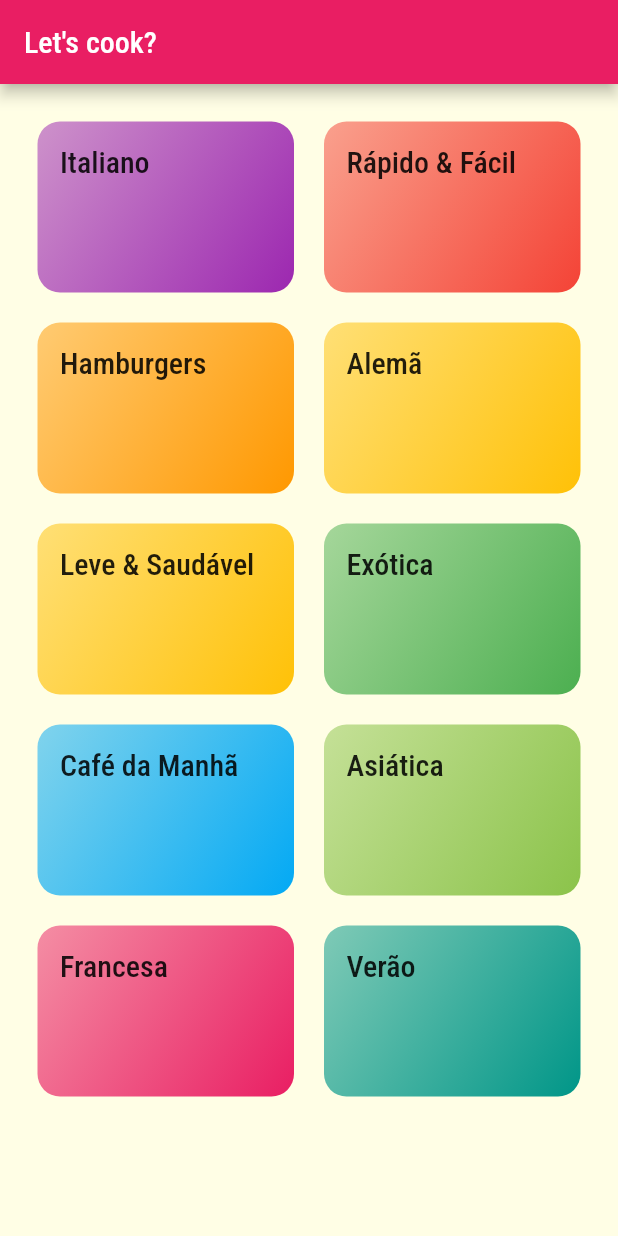
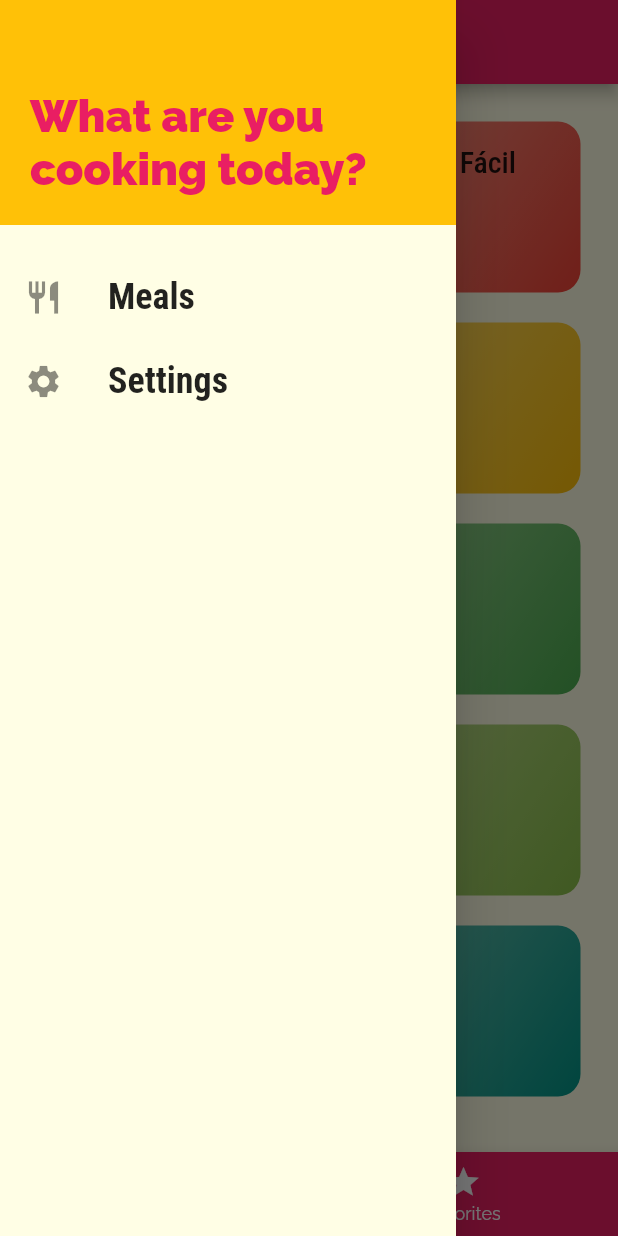
Before and after one commit to EduardoVinicius/meals-app, a Flutter app: the screen it shows after launch, with the side drawer open (before the commit the screen has no drawer), on a phone screen of 412 x 824 dp. Run offline on Flutter 3.47's test engine with Material 2 defaults, Android fonts, the phone set to English and light mode, and no system bars.

Commit message:
Third commit

```diff
--- /dev/null
+++ b/lib/components/main_drawer.dart
@@ -0,0 +1,60 @@
+import 'package:flutter/material.dart';
+import 'package:meals/utils/app_routes.dart';
+
+class MainDrawer extends StatelessWidget {
+  const MainDrawer({super.key});
+
+  Widget _createItem(IconData icon, String label, void Function() onTap) {
+    return ListTile(
+      leading: Icon(
+        icon,
+        size: 26,
+      ),
+      title: Text(
+        label,
+        style: const TextStyle(
+          fontFamily: 'RobotoCondensed',
+          fontSize: 24,
+          fontWeight: FontWeight.bold
+        ),
+      ),
+      onTap: onTap,
+    );
+  }
+
+  @override
+  Widget build(BuildContext context) {
+    return Drawer(
+      child: Column(
+        children: [
+          Container(
+            height: 150,
+            width: double.infinity,
+            padding: const EdgeInsets.all(20),
+            color: Theme.of(context).colorScheme.secondary,
+            alignment: Alignment.bottomRight,
+            child: Text(
+              'What are you cooking today?',
+              style: TextStyle(
+                fontWeight: FontWeight.w900,
+                fontSize: 30,
+                color: Theme.of(context).colorScheme.primary
+              ),
+            ),
+          ),
+          const SizedBox(height: 20),
+          _createItem(
+            Icons.restaurant,
+           'Meals',
+           () => Navigator.of(context).pushReplacementNamed(AppRoutes.home)
+          ),
+          _createItem(
+            Icons.settings,
+           'Settings',
+           () => Navigator.of(context).pushReplacementNamed(AppRoutes.settings)
+          ),
+        ],
+      ),
+    );
+  }
+}
--- a/lib/main.dart
+++ b/lib/main.dart
@@ -1,12 +1,54 @@
 import 'package:flutter/material.dart';
+import 'package:meals/data/dummy_data.dart';
+import 'package:meals/models/settings.dart';
 import 'package:meals/screens/categories_meals_screen.dart';
 import 'package:meals/screens/categories_screen.dart';
+import 'package:meals/screens/meal_details_screen.dart';
+import 'package:meals/screens/settings_screen.dart';
+import 'package:meals/screens/tabs_screen.dart';
 import 'package:meals/utils/app_routes.dart';
+
+import 'models/meal.dart';
 
 void main() => runApp(const MyApp());
 
-class MyApp extends StatelessWidget {
+class MyApp extends StatefulWidget {
   const MyApp({super.key});
+
+  @override
+  State<MyApp> createState() => _MyAppState();
+}
+
+class _MyAppState extends State<MyApp> {
+
+  Settings settings = Settings();
+  List<Meal> _availableMeals = dummyMeals;
+  List<Meal> _favoriteMeals = [];
+
+  void _filterMeals(Settings settings) {
+    setState(() {
+      this.settings = settings;
+      _availableMeals = dummyMeals.where((meal) {
+        final filterGluten = settings.isGlutenFree && !meal.isGlutenFree;
+        final filterLactose = settings.isLactoseFree && !meal.isLactoseFree;
+        final filterVegan = settings.isVegan && !meal.isVegan;
+        final filterVegetarian = settings.isVegetarian && !meal.isVegetarian;
+        return !filterGluten && !filterLactose && !filterVegan && !filterVegetarian;
+      }).toList();
+    });
+  }
+
+  void _toggleFavorite(Meal meal) {
+    setState(() {
+      _favoriteMeals.contains(meal)
+        ? _favoriteMeals.remove(meal)
+        : _favoriteMeals.add(meal);
+    });
+  }
+
+  bool _isFavorite(Meal meal) {
+    return _favoriteMeals.contains(meal);
+  }
 
   @override
   Widget build(BuildContext context) {
@@ -21,8 +63,28 @@ class MyApp extends StatelessWidget {
               titleLarge:
                   TextStyle(fontSize: 20, fontFamily: 'RobotoCondensed'))),
       routes: {
-        AppRoutes.home: (ctx) => const CategoriesScreen(),
-        AppRoutes.categoriesMeals: (ctx) => const CategoriesMealsScreen(),
+        AppRoutes.home: (ctx) => TabsScreen(_favoriteMeals),
+        AppRoutes.categoriesMeals: (ctx) => CategoriesMealsScreen(_availableMeals),
+        AppRoutes.mealDetails: (ctx) => MealDetailsScreen(_toggleFavorite, _isFavorite),
+        AppRoutes.settings: (ctx) => SettingsScreen(settings, _filterMeals),
+      },
+      // onGenerateRoute: (settings) {
+      //   if (settings.name == '/something') {
+      //     return null;
+      //   } else {
+      //     return MaterialPageRoute(
+      //       builder: (_) {
+      //         return const CategoriesScreen();
+      //       }
+      //     );
+      //   }
+      // },
+      onUnknownRoute: (settings) {
+        return MaterialPageRoute(
+          builder: (_) {
+            return const CategoriesScreen();
+          },
+        );
       },
     );
   }
--- /dev/null
+++ b/lib/models/settings.dart
@@ -0,0 +1,13 @@
+class Settings {
+  bool isGlutenFree;
+  bool isLactoseFree;
+  bool isVegan;
+  bool isVegetarian;
+
+  Settings({
+    this.isGlutenFree = false,
+    this.isLactoseFree = false,
+    this.isVegan = false,
+    this.isVegetarian = false
+  });
+}
--- a/lib/screens/categories_meals_screen.dart
+++ b/lib/screens/categories_meals_screen.dart
@@ -1,20 +1,29 @@
 import 'package:flutter/material.dart';
+import 'package:meals/components/meal_item.dart';
 
 import '../models/category.dart';
+import '../models/meal.dart';
 
 class CategoriesMealsScreen extends StatelessWidget {
-  const CategoriesMealsScreen({super.key});
+  final List<Meal> meals;
+
+  const CategoriesMealsScreen(this.meals, {super.key});
 
   @override
   Widget build(BuildContext context) {
     final category = ModalRoute.of(context)!.settings.arguments as Category;
 
+    final categoryMeals = meals.where((meal) => meal.categories.contains(category.id)).toList();
+
     return Scaffold(
       appBar: AppBar(
         title: Text(category.title),
       ),
-      body: const Center(
-        child: Text('Recipes per Category'),
+      body: ListView.builder(
+        itemCount: categoryMeals.length,
+        itemBuilder: (ctx, index) {
+          return MealItem(categoryMeals[index]);
+        },
       ),
     );
   }
--- a/lib/screens/categories_screen.dart
+++ b/lib/screens/categories_screen.dart
@@ -7,9 +7,7 @@ class CategoriesScreen extends StatelessWidget {
 
   @override
   Widget build(BuildContext context) {
-    return Scaffold(
-      appBar: AppBar(title: const Text("Let's cook?")),
-      body: GridView(
+    return GridView(
       padding: const EdgeInsets.all(25),
       gridDelegate: const SliverGridDelegateWithMaxCrossAxisExtent(
           maxCrossAxisExtent: 200,
@@ -19,7 +17,6 @@ class CategoriesScreen extends StatelessWidget {
       children: dummyCategories.map((category) {
         return CategoryItem(category);
       }).toList(),
-      ),
     );
   }
 }
--- /dev/null
+++ b/lib/screens/settings_screen.dart
@@ -0,0 +1,87 @@
+import 'package:flutter/material.dart';
+import 'package:meals/components/main_drawer.dart';
+import 'package:meals/models/settings.dart';
+
+class SettingsScreen extends StatefulWidget {
+
+  final Settings settings;
+  final Function(Settings) onSettingsChange;
+
+  const SettingsScreen(this.settings, this.onSettingsChange, {super.key});
+
+  @override
+  State<SettingsScreen> createState() => _SettingsScreenState();
+}
+
+class _SettingsScreenState extends State<SettingsScreen> {
+  late Settings settings;
+
+  @override
+  void initState() {
+    super.initState();
+    settings = widget.settings;
+  }
+
+  Widget _createSwitch(String title, String subtitle, bool value, void Function(bool) onChanged) {
+    return SwitchListTile.adaptive(
+      title: Text(title),
+      subtitle: Text(subtitle),
+      value: value,
+      onChanged: (value) {
+        onChanged(value);
+        widget.onSettingsChange(settings);
+      },
+    );
+  }
+
+  @override
+  Widget build(BuildContext context) {
+    return Scaffold(
+      appBar: AppBar(
+        title: const Text('Settings'),
+      ),
+      drawer: const MainDrawer(),
+      body: Column(
+        children: [
+          Container(
+            padding: const EdgeInsets.all(20),
+            child: Text(
+              'Settings',
+              style: Theme.of(context).textTheme.titleLarge,
+            ),
+          ),
+          Expanded(
+            child: ListView(
+              children: [
+                _createSwitch(
+                  'Gluten Free',
+                  'Shows only gluten free meals',
+                  settings.isGlutenFree,
+                  (value) => setState(() => settings.isGlutenFree = value)
+                ),
+                _createSwitch(
+                  'Lactose Free',
+                  'Shows only lactose free meals',
+                  settings.isLactoseFree,
+                  (value) => setState(() => settings.isLactoseFree = value)
+                ),
+                _createSwitch(
+                  'Vegan',
+                  'Shows only vegan meals',
+                  settings.isVegan,
+                  (value) => setState(() => settings.isVegan = value)
+                ),
+                _createSwitch(
+                  'Vegetarian',
+                  'Shows only vegetarian meals',
+                  settings.isVegetarian,
+                  (value) => setState(() => settings.isVegetarian = value)
+                ),
+              ],
+            ),
+          ),
+        ]
+      ),
+    );
+  }
+}
--- /dev/null
+++ b/lib/screens/tabs_screen.dart
@@ -0,0 +1,65 @@
+import 'package:flutter/material.dart';
+import 'package:meals/components/main_drawer.dart';
+import 'package:meals/screens/categories_screen.dart';
+import 'package:meals/screens/favorites_screen.dart';
+
+import '../models/meal.dart';
+
+class TabsScreen extends StatefulWidget {
+  final List<Meal> favoriteMeals;
+
+  const TabsScreen(this.favoriteMeals, {super.key});
+
+  @override
+  State<TabsScreen> createState() => _TabsScreenState();
+}
+
+class _TabsScreenState extends State<TabsScreen> {
+  int _selectedScreenIndex = 0;
+  late List<Map<String, Object>> _screens;
+
+  @override
+  void initState() {
+    super.initState();
+    _screens =  [
+      {'title': 'All categories', 'screen': const CategoriesScreen()},
+      {'title': 'Favorite meals', 'screen': FavoritesScreen(widget.favoriteMeals)},
+    ];
+  }
+
+  _selectScreen(int index) {
+    setState(() {
+      _selectedScreenIndex = index;
+    });
+  }
+
+  @override
+  Widget build(BuildContext context) {
+    return Scaffold(
+      appBar: AppBar(
+        title: Text(
+          _screens[_selectedScreenIndex]['title'] as String
+        ),
+      ),
+      drawer: MainDrawer(),
+      body: _screens[_selectedScreenIndex]['screen'] as Widget,
+      bottomNavigationBar: BottomNavigationBar(
+        onTap: _selectScreen,
+        backgroundColor: Theme.of(context).colorScheme.primary,
+        unselectedItemColor: Colors.white,
+        selectedItemColor: Theme.of(context).colorScheme.secondary,
+        currentIndex: _selectedScreenIndex,
+        items: const [
+          BottomNavigationBarItem(
+            icon: Icon(Icons.category),
+            label: 'Categories'
+          ),
+          BottomNavigationBarItem(
+            icon: Icon(Icons.star),
+            label: 'Favorites'
+          ),
+        ],
+      ),
+    );
+  }
+}
--- a/lib/utils/app_routes.dart
+++ b/lib/utils/app_routes.dart
@@ -1,4 +1,6 @@
 class AppRoutes {
   static const home = '/';
   static const categoriesMeals = '/categories-meals';
+  static const mealDetails = '/meal-details';
+  static const settings = '/settings';
 }
```
Also changed, not shown: lib/components/meal_item.dart (added, +101 -0 lines), lib/models/meal.dart (+26 -0 lines), lib/screens/favorites_screen.dart (added, +27 -0 lines), lib/screens/meal_details_screen.dart (added, +107 -0 lines). Lines whose indentation alone changed are shown as unchanged.
